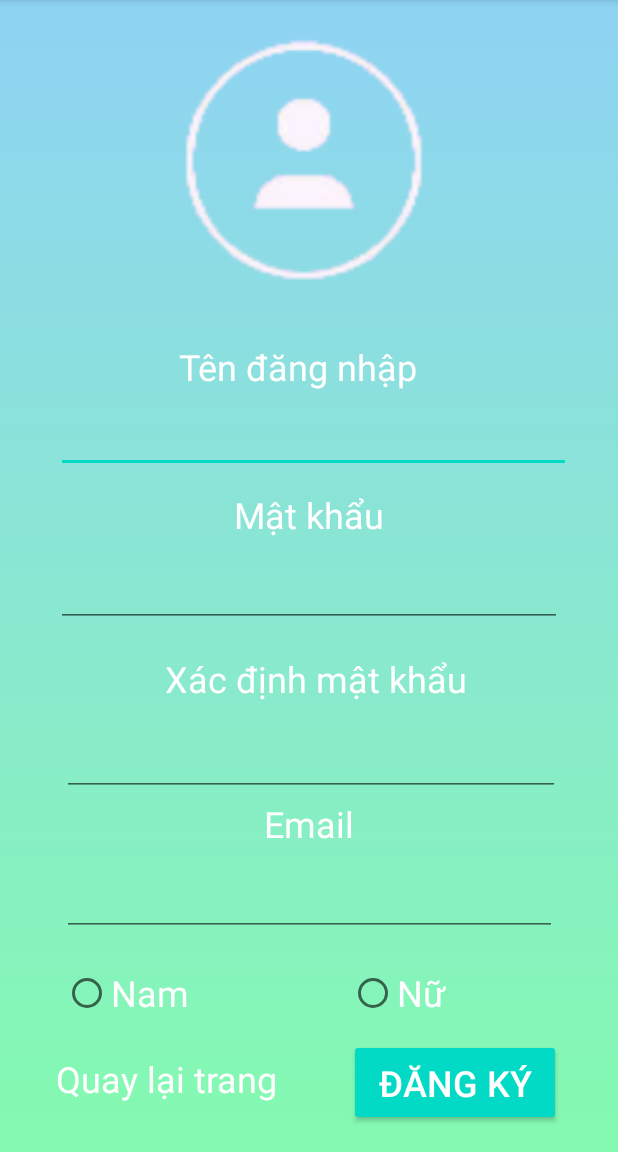
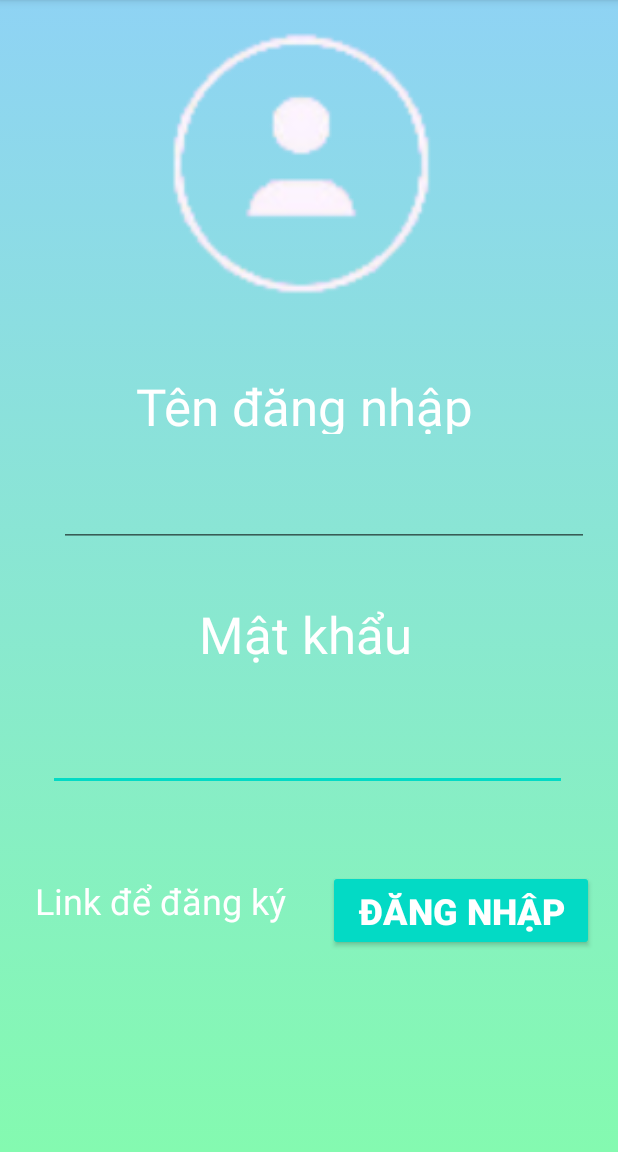
Before and after one commit to hoanglong123000/FormDangNhapDangKy, an Android app: the RegisterActivity screen opened directly, with no data from a screen before it, on a phone screen of 412 x 824 dp, the part 84-1236 px from its top. Run offline under Robolectric (Android 15) with nearby library versions, the phone set to English and light mode, and no system bars; 2 statements that could not run were skipped.

```diff
--- a/app/src/main/java/com/example/formdangnhapdangky/RegisterActivity.java
+++ b/app/src/main/java/com/example/formdangnhapdangky/RegisterActivity.java
@@ -4,31 +4,51 @@ import android.content.Intent;
 import android.support.v7.app.AppCompatActivity;
 import android.os.Bundle;
 import android.view.View;
+import android.widget.Button;
+import android.widget.EditText;
 import android.widget.TextView;
 
 public class RegisterActivity extends AppCompatActivity {
-    private TextView BackToLoginPage;
+
+    private TextView Reglink;
+    private EditText name;
+    private EditText pass;
+
 
     @Override
     protected void onCreate(Bundle savedInstanceState) {
         super.onCreate(savedInstanceState);
-        setContentView(R.layout.activity_register);
-        BackToLoginPage = (TextView) findViewById(R.id.BacktoLoginLink);
-        BackToLoginPage.setOnClickListener(new View.OnClickListener() {
+        setContentView(R.layout.activity_login);
+
+//Transfer data in Bundle to username textview and password textview in Register activity.
+        name =  (EditText) findViewById(R.id.nametxt);
+        pass =  (EditText) findViewById(R.id.passwordtxt);
+
+        Reglink = (TextView) findViewById(R.id.registerlink);
+        Bundle a = getIntent().getExtras();
+        name.setText(a.getString("username", "Default"));
+        pass.setText(a.getString("password", "Default"));
+
+
+        // Complete register page.
+        Reglink.setOnClickListener(new View.OnClickListener() {
             @Override
             public void onClick(View view) {
-                    BacktoMainActivity();
+                Regbtn();
             }
         });
 
     }
 
-    public void BacktoMainActivity()
+
+    // Function of register button.
+    public void Regbtn()
     {
-        Intent backtoMainActivity = new Intent(this, MainActivity.class);
-        startActivity(backtoMainActivity);
+        Intent completeregister = new Intent(this, MainActivity.class);
+        // Create a package bundle to store username textview and password textview from Register activity.
+
+        startActivity(completeregister);
     }
 
 
-
 }
--- /dev/null
+++ b/app/src/main/res/layout/activity_login.xml
@@ -0,0 +1,120 @@
+<?xml version="1.0" encoding="utf-8"?>
+<android.support.constraint.ConstraintLayout xmlns:android="http://schemas.android.com/apk/res/android"
+    xmlns:app="http://schemas.android.com/apk/res-auto"
+    xmlns:tools="http://schemas.android.com/tools"
+    android:layout_width="match_parent"
+    android:layout_height="match_parent"
+    tools:context=".RegisterActivity"
+    android:background="@drawable/blueazu"
+    >
+
+
+    <ImageView
+        android:id="@+id/imageView2"
+        android:layout_width="311dp"
+        android:layout_height="193dp"
+        app:layout_constraintBottom_toBottomOf="parent"
+        app:layout_constraintEnd_toEndOf="parent"
+        app:layout_constraintStart_toStartOf="parent"
+        app:layout_constraintTop_toTopOf="parent"
+        app:layout_constraintVertical_bias="0.029"
+        app:srcCompat="@drawable/iconandroid" />
+
+    <TextView
+        android:id="@+id/registerlink"
+        android:layout_width="171dp"
+        android:layout_height="60dp"
+        android:layout_marginEnd="124dp"
+        android:layout_marginRight="124dp"
+        android:clickable="true"
+        android:linksClickable="false"
+        android:text="Link để đăng ký"
+        android:textColor="@color/white"
+        android:textSize="24sp"
+        app:layout_constraintBottom_toBottomOf="parent"
+        app:layout_constraintEnd_toEndOf="parent"
+        app:layout_constraintHorizontal_bias="0.202"
+        app:layout_constraintStart_toStartOf="parent"
+        app:layout_constraintTop_toTopOf="parent"
+        app:layout_constraintVertical_bias="0.825" />
+
+    <Button
+        android:id="@+id/signinbtn"
+        android:layout_width="177dp"
+        android:layout_height="54dp"
+        android:backgroundTint="@color/teal_200"
+        android:fontFamily="sans-serif-black"
+        android:text="Đăng nhập"
+        android:textColor="@color/white"
+        android:textSize="24sp"
+        app:layout_constraintBottom_toBottomOf="parent"
+        app:layout_constraintEnd_toEndOf="parent"
+        app:layout_constraintHorizontal_bias="0.931"
+        app:layout_constraintStart_toStartOf="parent"
+        app:layout_constraintTop_toTopOf="parent"
+        app:layout_constraintVertical_bias="0.812" />
+
+    <EditText
+        android:id="@+id/passwordtxt"
+        android:layout_width="346dp"
+        android:layout_height="50dp"
+        android:ems="10"
+        android:inputType="textPassword"
+        android:textColor="@color/white"
+        android:textSize="24sp"
+        app:layout_constraintBottom_toBottomOf="parent"
+        app:layout_constraintEnd_toEndOf="parent"
+        app:layout_constraintHorizontal_bias="0.486"
+        app:layout_constraintStart_toStartOf="parent"
+        app:layout_constraintTop_toTopOf="parent"
+        app:layout_constraintVertical_bias="0.665"
+        tools:ignore="SpeakableTextPresentCheck" />
+
+    <TextView
+        android:id="@+id/passwordlbl2"
+        android:layout_width="202dp"
+        android:layout_height="53dp"
+        android:gravity="center"
+        android:text="Mật khẩu"
+        android:textColor="@color/white"
+        android:textSize="34sp"
+        app:layout_constraintBottom_toBottomOf="parent"
+        app:layout_constraintEnd_toEndOf="parent"
+        app:layout_constraintHorizontal_bias="0.488"
+        app:layout_constraintStart_toStartOf="parent"
+        app:layout_constraintTop_toTopOf="parent"
+        app:layout_constraintVertical_bias="0.554" />
+
+    <EditText
+        android:id="@+id/nametxt"
+        android:layout_width="353dp"
+        android:layout_height="54dp"
+        android:ems="10"
+        android:inputType="textPersonName"
+        android:textColor="@color/white"
+        android:textSize="24sp"
+        app:layout_constraintBottom_toBottomOf="parent"
+        app:layout_constraintEnd_toEndOf="parent"
+        app:layout_constraintHorizontal_bias="0.672"
+        app:layout_constraintStart_toStartOf="parent"
+        app:layout_constraintTop_toTopOf="parent"
+        app:layout_constraintVertical_bias="0.435"
+        tools:ignore="SpeakableTextPresentCheck" />
+
+    <TextView
+        android:id="@+id/namelbl"
+        android:layout_width="243dp"
+        android:layout_height="41dp"
+        android:gravity="center"
+        android:text="Tên đăng nhập"
+        android:textColor="@color/white"
+        android:textSize="34sp"
+        app:layout_constraintBottom_toBottomOf="parent"
+        app:layout_constraintEnd_toEndOf="parent"
+        app:layout_constraintHorizontal_bias="0.483"
+        app:layout_constraintStart_toStartOf="parent"
+        app:layout_constraintTop_toTopOf="parent"
+        app:layout_constraintVertical_bias="0.341" />
+
+
+</android.support.constraint.ConstraintLayout>
--- a/app/src/main/res/layout/activity_register.xml
+++ /dev/null
@@ -1,219 +0,0 @@
-<?xml version="1.0" encoding="utf-8"?>
-<android.support.constraint.ConstraintLayout xmlns:android="http://schemas.android.com/apk/res/android"
-    xmlns:app="http://schemas.android.com/apk/res-auto"
-    xmlns:tools="http://schemas.android.com/tools"
-    android:layout_width="match_parent"
-    android:layout_height="match_parent"
-    tools:context=".RegisterActivity"
-    android:background="@drawable/blueazu"
-    >
-
-
-    <TextView
-        android:id="@+id/BacktoLoginLink"
-        android:layout_width="178dp"
-        android:layout_height="37dp"
-        android:layout_marginEnd="124dp"
-        android:layout_marginRight="124dp"
-        android:clickable="true"
-        android:linksClickable="false"
-        android:text="Quay lại trang"
-        android:textColor="@color/white"
-        android:textSize="24sp"
-        app:layout_constraintBottom_toBottomOf="parent"
-        app:layout_constraintEnd_toEndOf="parent"
-        app:layout_constraintHorizontal_bias="0.339"
-        app:layout_constraintStart_toStartOf="parent"
-        app:layout_constraintTop_toTopOf="parent"
-        app:layout_constraintVertical_bias="0.962" />
-
-    <ImageView
-        android:id="@+id/imageView2"
-        android:layout_width="235dp"
-        android:layout_height="188dp"
-        app:layout_constraintBottom_toBottomOf="parent"
-        app:layout_constraintEnd_toEndOf="parent"
-        app:layout_constraintHorizontal_bias="0.511"
-        app:layout_constraintStart_toStartOf="parent"
-        app:layout_constraintTop_toTopOf="parent"
-        app:layout_constraintVertical_bias="0.029"
-        app:srcCompat="@drawable/iconandroid" />
-
-    <TextView
-        android:id="@+id/usernamelabel"
-        android:layout_width="191dp"
-        android:layout_height="40dp"
-        android:gravity="center"
-        android:text="Tên đăng nhập "
-        android:textColor="@color/white"
-        android:textSize="24sp"
-        app:layout_constraintBottom_toBottomOf="parent"
-        app:layout_constraintEnd_toEndOf="parent"
-        app:layout_constraintHorizontal_bias="0.48"
-        app:layout_constraintStart_toStartOf="parent"
-        app:layout_constraintTop_toTopOf="parent"
-        app:layout_constraintVertical_bias="0.309" />
-
-    <EditText
-        android:id="@+id/editTextTextPersonName"
-        android:layout_width="343dp"
-        android:layout_height="46dp"
-        android:ems="10"
-        android:inputType="textPersonName"
-        android:textColor="@color/white"
-        android:textSize="24sp"
-        app:layout_constraintBottom_toBottomOf="parent"
-        app:layout_constraintEnd_toEndOf="parent"
-        app:layout_constraintHorizontal_bias="0.544"
-        app:layout_constraintStart_toStartOf="parent"
-        app:layout_constraintTop_toTopOf="parent"
-        app:layout_constraintVertical_bias="0.373" />
-
-    <EditText
-        android:id="@+id/editTextTextPassword"
-        android:layout_width="337dp"
-        android:layout_height="47dp"
-        android:ems="10"
-        android:inputType="textPassword"
-        android:textColor="@color/white"
-        android:textSize="24sp"
-        app:layout_constraintBottom_toBottomOf="parent"
-        app:layout_constraintEnd_toEndOf="parent"
-        app:layout_constraintStart_toStartOf="parent"
-        app:layout_constraintTop_toTopOf="parent"
-        app:layout_constraintVertical_bias="0.514" />
-
-    <TextView
-        android:id="@+id/passwordlabel"
-        android:layout_width="141dp"
-        android:layout_height="36dp"
-        android:gravity="center"
-        android:text="Mật khẩu"
-        android:textColor="@color/white"
-        android:textSize="24sp"
-        app:layout_constraintBottom_toBottomOf="parent"
-        app:layout_constraintEnd_toEndOf="parent"
-        app:layout_constraintStart_toStartOf="parent"
-        app:layout_constraintTop_toTopOf="parent"
-        app:layout_constraintVertical_bias="0.444" />
-
-    <TextView
-        android:id="@+id/passwordlabel2"
-        android:layout_width="209dp"
-        android:layout_height="31dp"
-        android:gravity="center"
-        android:text="Xác định mật khẩu"
-        android:textColor="@color/white"
-        android:textSize="24sp"
-        app:layout_constraintBottom_toBottomOf="parent"
-        app:layout_constraintEnd_toEndOf="parent"
-        app:layout_constraintHorizontal_bias="0.524"
-        app:layout_constraintStart_toStartOf="parent"
-        app:layout_constraintTop_toTopOf="parent"
-        app:layout_constraintVertical_bias="0.592" />
-
-    <EditText
-        android:id="@+id/confirmPassword"
-        android:layout_width="332dp"
-        android:layout_height="44dp"
-        android:ems="10"
-        android:inputType="textPassword"
-        android:textColor="@color/white"
-        android:textSize="24sp"
-        app:layout_constraintBottom_toBottomOf="parent"
-        app:layout_constraintEnd_toEndOf="parent"
-        app:layout_constraintHorizontal_bias="0.518"
-        app:layout_constraintStart_toStartOf="parent"
-        app:layout_constraintTop_toTopOf="parent"
-        app:layout_constraintVertical_bias="0.672" />
-
-    <TextView
-        android:id="@+id/emaillabel"
-        android:layout_width="239dp"
-        android:layout_height="30dp"
-        android:gravity="center"
-        android:text="Email"
-        android:textColor="@color/white"
-        android:textSize="24sp"
-        app:layout_constraintBottom_toBottomOf="parent"
-        app:layout_constraintEnd_toEndOf="parent"
-        app:layout_constraintStart_toStartOf="parent"
-        app:layout_constraintTop_toTopOf="parent"
-        app:layout_constraintVertical_bias="0.722" />
-
-    <EditText
-        android:id="@+id/emailaddress"
-        android:layout_width="330dp"
-        android:layout_height="49dp"
-        android:ems="10"
-        android:inputType="textEmailAddress"
-        android:textColor="@color/white"
-        android:textSize="24sp"
-        app:layout_constraintBottom_toBottomOf="parent"
-        app:layout_constraintEnd_toEndOf="parent"
-        app:layout_constraintStart_toStartOf="parent"
-        app:layout_constraintTop_toTopOf="parent"
-        app:layout_constraintVertical_bias="0.8" />
-
-    <Button
-        android:id="@+id/registerbtn"
-        android:layout_width="141dp"
-        android:layout_height="58dp"
-        android:backgroundTint="@color/teal_200"
-        android:text="Đăng ký"
-        android:textColor="@color/white"
-        android:textSize="24sp"
-        app:layout_constraintBottom_toBottomOf="parent"
-        app:layout_constraintEnd_toEndOf="parent"
-        app:layout_constraintHorizontal_bias="0.859"
-        app:layout_constraintStart_toStartOf="parent"
-        app:layout_constraintTop_toTopOf="parent"
-        app:layout_constraintVertical_bias="0.976" />
-
-    <RadioGroup
-        android:id="@+id/radioGroup"
-        android:layout_width="103dp"
-        android:layout_height="47dp"
-        app:layout_constraintBottom_toBottomOf="parent"
-        app:layout_constraintEnd_toEndOf="parent"
-        app:layout_constraintHorizontal_bias="0.753"
-        app:layout_constraintStart_toStartOf="parent"
-        app:layout_constraintTop_toTopOf="parent"
-        app:layout_constraintVertical_bias="0.888">
-
-        <RadioButton
-            android:id="@+id/radioButton2"
-            android:layout_width="88dp"
-            android:layout_height="44dp"
-            android:text="Nữ"
-            android:textColor="@color/white"
-            android:textSize="24sp" />
-
-    </RadioGroup>
-
-    <RadioGroup
-        android:layout_width="wrap_content"
-        android:layout_height="wrap_content"
-        app:layout_constraintEnd_toEndOf="parent"
-        tools:layout_editor_absoluteY="630dp" />
-
-    <RadioGroup
-        android:layout_width="97dp"
-        android:layout_height="48dp"
-        app:layout_constraintBottom_toBottomOf="parent"
-        app:layout_constraintEnd_toEndOf="parent"
-        app:layout_constraintHorizontal_bias="0.133"
-        app:layout_constraintStart_toStartOf="parent"
-        app:layout_constraintTop_toTopOf="parent"
-        app:layout_constraintVertical_bias="0.889">
-
-        <RadioButton
-            android:id="@+id/radioButton"
-            android:layout_width="92dp"
-            android:layout_height="44dp"
-            android:text="Nam"
-            android:textColor="@color/white"
-            android:textSize="24sp" />
-    </RadioGroup>
-
-</android.support.constraint.ConstraintLayout>
```
Also changed, not shown: app/src/main/java/com/example/formdangnhapdangky/MainActivity.java (+48 -7 lines), app/src/main/res/layout/activity_main.xml (+134 -40 lines).
